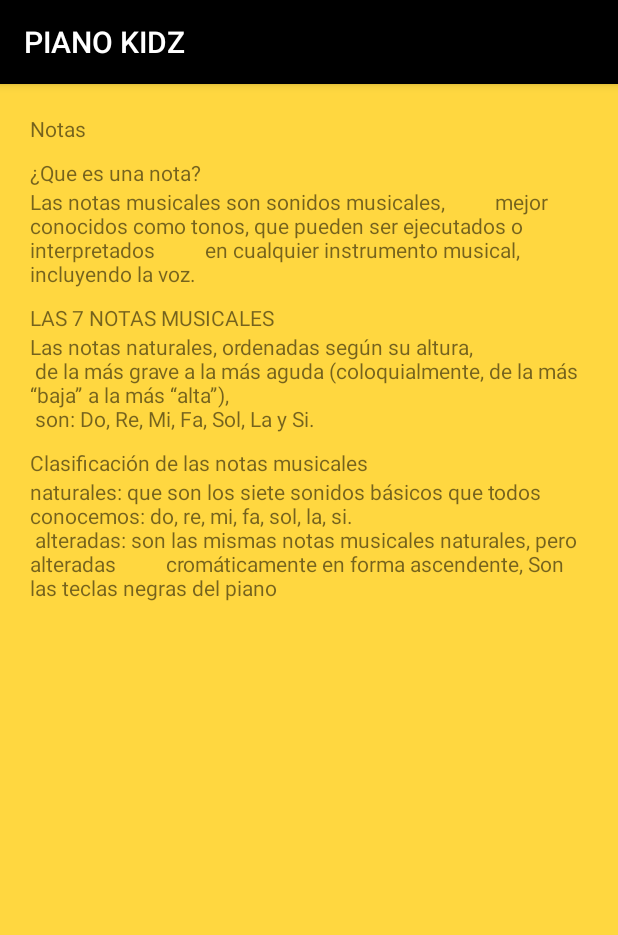
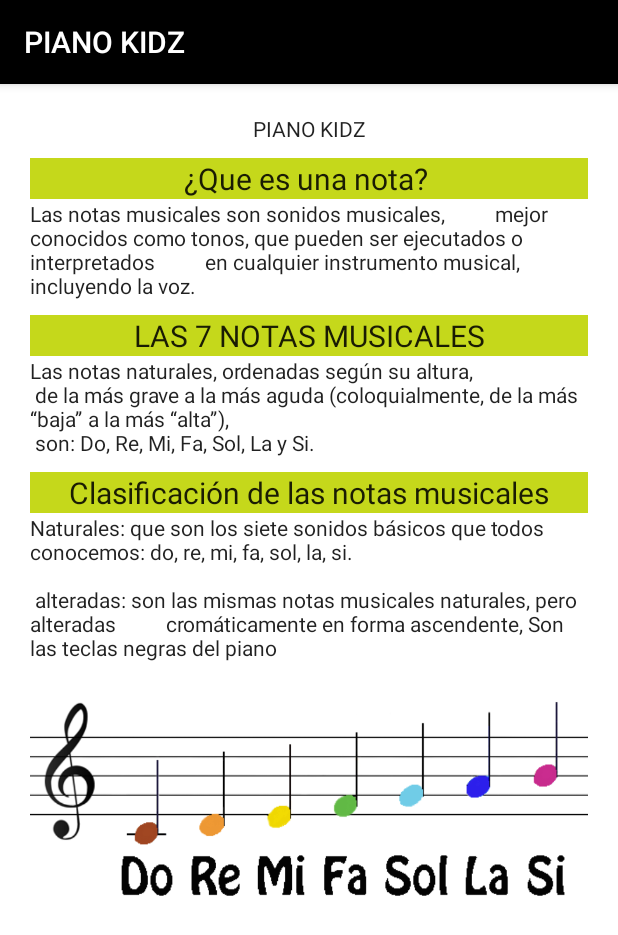
Before and after one commit to Juventino13/PIANO_TPDM, an Android app: the Main3Activity screen opened directly, with no data from a screen before it, on a phone screen of 412 x 824 dp. Shown: the top 935 px of the screen. Run offline under Robolectric (Android 15) with nearby library versions, the phone set to English and light mode, and no system bars.

Commit message:
feat: colloor

```diff
--- /dev/null
+++ b/app/src/main/res/drawable/texttitulo.xml
@@ -0,0 +1,4 @@
+<?xml version="1.0" encoding="utf-8"?>
+<selector xmlns:android="http://schemas.android.com/apk/res/android">
+
+</selector>
--- a/app/src/main/res/layout/activity_main3.xml
+++ b/app/src/main/res/layout/activity_main3.xml
@@ -2,7 +2,7 @@
 <LinearLayout xmlns:android="http://schemas.android.com/apk/res/android"
     xmlns:app="http://schemas.android.com/apk/res-auto"
     xmlns:tools="http://schemas.android.com/tools"
-android:background="#FFD740"
+android:background="#FFFFFF"
     android:layout_width="match_parent"
     android:layout_height="match_parent"
 
@@ -14,15 +14,18 @@ android:background="#FFD740"
     <TextView
         android:layout_width="match_parent"
         android:layout_height="wrap_content"
-
-        android:text="Notas"
+android:textAlignment="center"
+        android:text="PIANO KIDZ"
         />
 
     <TextView
 
         android:layout_width="match_parent"
         android:layout_height="wrap_content"
+        android:textAlignment="center"
+        android:textSize="20dp"
         android:layout_marginTop="10dp"
+        android:background="@color/colorFondoTexto"
         android:text="¿Que es una nota? "/>
 
 
@@ -39,6 +42,9 @@ android:background="#FFD740"
         android:layout_width="match_parent"
         android:layout_height="wrap_content"
         android:layout_marginTop="10dp"
+        android:background="@color/colorFondoTexto"
+        android:textAlignment="center"
+        android:textSize="20dp"
         android:text="LAS 7 NOTAS MUSICALES"/>
 
     <TextView
@@ -54,12 +60,23 @@ android:background="#FFD740"
         android:layout_width="match_parent"
         android:layout_height="wrap_content"
         android:layout_marginTop="10dp"
-        android:text="Clasificación de las notas musicales"/>
+        android:textAlignment="center"
+        android:background="@color/colorFondoTexto"
+        android:textSize="20dp"
+            android:text="Clasificación de las notas musicales"/>
 
     <TextView
         android:layout_width="match_parent"
         android:layout_height="wrap_content"
-        android:text="naturales: que son los siete sonidos básicos que todos conocemos: do, re, mi, fa, sol, la, si.
-        \n alteradas: son las mismas notas musicales naturales, pero alteradas
+
+        android:layout_marginBottom="20dp"
+        android:text="Naturales: que son los siete sonidos básicos que todos conocemos: do, re, mi, fa, sol, la, si.
+      \n  \n alteradas: son las mismas notas musicales naturales, pero alteradas
          cromáticamente en forma ascendente, Son las teclas negras del piano"/>
+
+    <ImageView
+        android:layout_width="match_parent"
+        android:layout_height="141dp"
+        android:layout_marginBottom="30dp"
+        android:background="@drawable/notas" />
 </LinearLayout>
--- a/app/src/main/res/values/colors.xml
+++ b/app/src/main/res/values/colors.xml
@@ -3,4 +3,5 @@
     <color name="colorPrimary">#000000</color>
     <color name="colorPrimaryDark">#00574B</color>
     <color name="colorAccent">#D81B60</color>
+    <color name="colorFondoTexto">#C5D81B</color>
 </resources>
--- a/app/src/main/res/values/strings.xml
+++ b/app/src/main/res/values/strings.xml
@@ -1,3 +1,4 @@
 <resources>
     <string name="app_name">PIANO KIDZ</string>
+
 </resources>
--- a/app/src/main/res/values/styles.xml
+++ b/app/src/main/res/values/styles.xml
@@ -6,7 +6,7 @@
         <item name="colorPrimary">@color/colorPrimary</item>
         <item name="colorPrimaryDark">@color/colorPrimaryDark</item>
         <item name="colorAccent">@color/colorAccent</item>
-
+<item name="android:textViewStyle">@color/colorFondoTexto</item>
 
     </style>
 
```
Also changed, not shown: app/src/main/res/drawable/notas.png (added).
